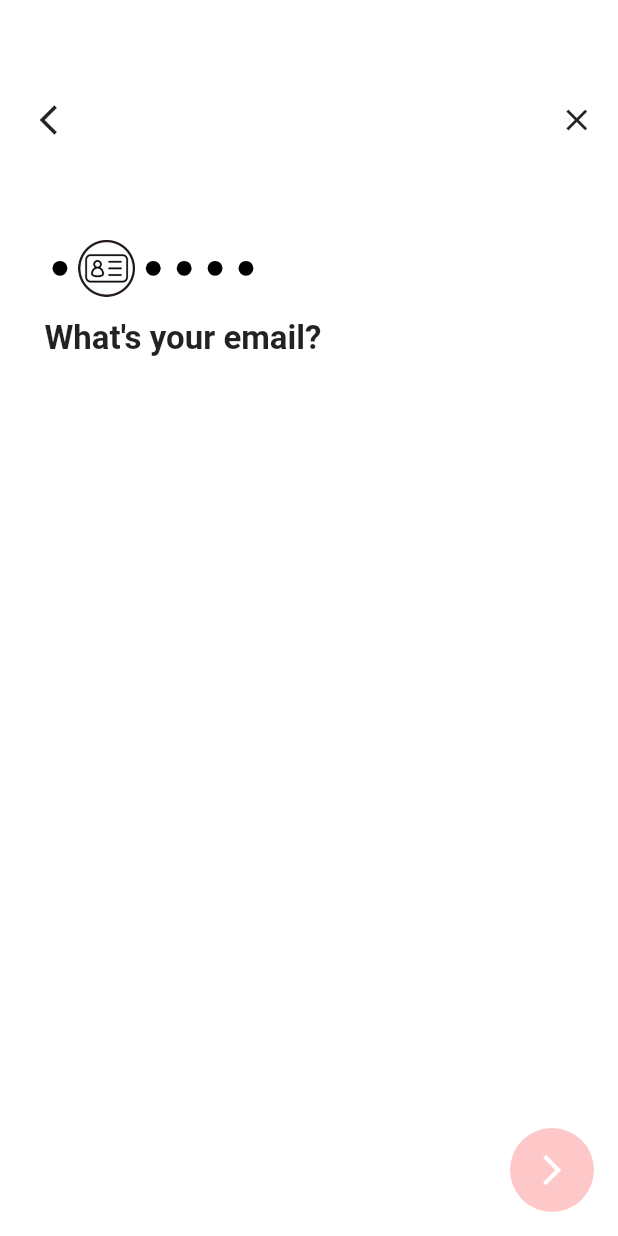
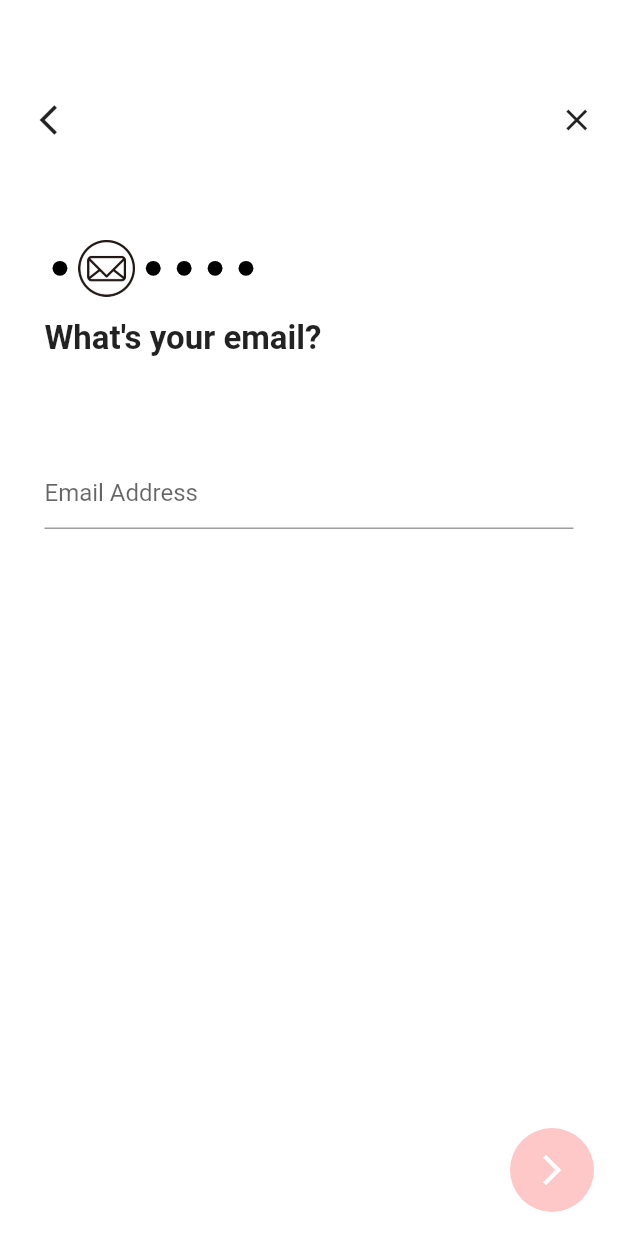
Before and after one commit to HyeJin-Yang/GoingHome, a Flutter app: the SigninPage screen opened directly, after a tap on the "arrow forward ios" icon, on a phone screen of 412 x 824 dp. Run offline on Flutter 3.47's test engine with Material 2 defaults, Android fonts, the light colour scheme and no system bars.

Commit message:
imp-ing SignInpage

```diff
--- a/lib/Pages/SignInPage.dart
+++ b/lib/Pages/SignInPage.dart
@@ -33,7 +33,7 @@ class _SigninPage extends State<SigninPage> {
               Row(
                 children: [
                   for (int i=0; i<6; i++)
-                    this.curIndex==i ? nameCardImg(screenHeight, screenWidth) : blackCircle(screenWidth)
+                    this.curIndex==i ? mainImg(screenHeight, screenWidth) : blackCircle(screenWidth)
                   ],
                 ),
               mainText(),
@@ -64,18 +64,21 @@ Widget goBackArrow() {
     child: Icon(Icons.arrow_back_ios),
     onTap: onPressedGoBackArrow,
   );
-}
+}  // 이부분 필요하다면 아이콘 수정 필요 -> 아이콘말고 이미지 파일로 받아야함.
 
 Widget closeX(){
   return Icon(Icons.close);
 }
 
-Widget nameCardImg(var screenHeight, var screenWidth){
-  return Container(
-    height:screenHeight*0.046,
-    width:screenWidth*0.101,
-    child:Image.asset('images/nameCardIcon.png'),
-  );
+
+Widget mainImg(var screenHeight, var screenWidth){
+    List<String> mainimageuse = ['images/nameCardIcon.png','images/emailIcon.png','images/sexIcon.png',
+      'images/birthIcon.png','images/introduceIcon.png','images/introduceIcon.png']; //여기 이미지 파일 하나 바꿔야함 이미지파일 못받았음. (프로필 픽쳐 부분)
+    return Container(
+      height:screenHeight*0.046,
+      width:screenWidth*0.101,
+      child:Image.asset(mainimageuse[this.curIndex]),
+    );
 }
 
 Widget blackCircle(var screenWidth){
@@ -125,7 +128,21 @@ Widget nameField() {
 }
 
 Widget emailField(){
-  return Container();
+  return TextFormField(
+    cursorColor: Color.fromRGBO(216, 216, 216, 1.0),
+    decoration: InputDecoration(
+        hintText: "Email Address",
+        border: UnderlineInputBorder(
+            borderSide: BorderSide(color: Color.fromRGBO(216, 216, 216, 1.0), width: 3)
+        ),
+        focusedBorder: UnderlineInputBorder(
+            borderSide: BorderSide(color: Color.fromRGBO(216, 216, 216, 1.0), width: 3)
+        ),
+        disabledBorder: UnderlineInputBorder(
+            borderSide: BorderSide(color: Color.fromRGBO(216, 216, 216, 1.0), width: 3)
+        )
+    ),
+  );
 }
 
 Widget genderField(){
```
Also changed, not shown: pubspec.yaml (+12 -7 lines), images/backIcon.png (added), images/birthIcon.png (added), images/emailIcon.png (added), images/introduceIcon.png (added), images/sexIcon.png (added).
